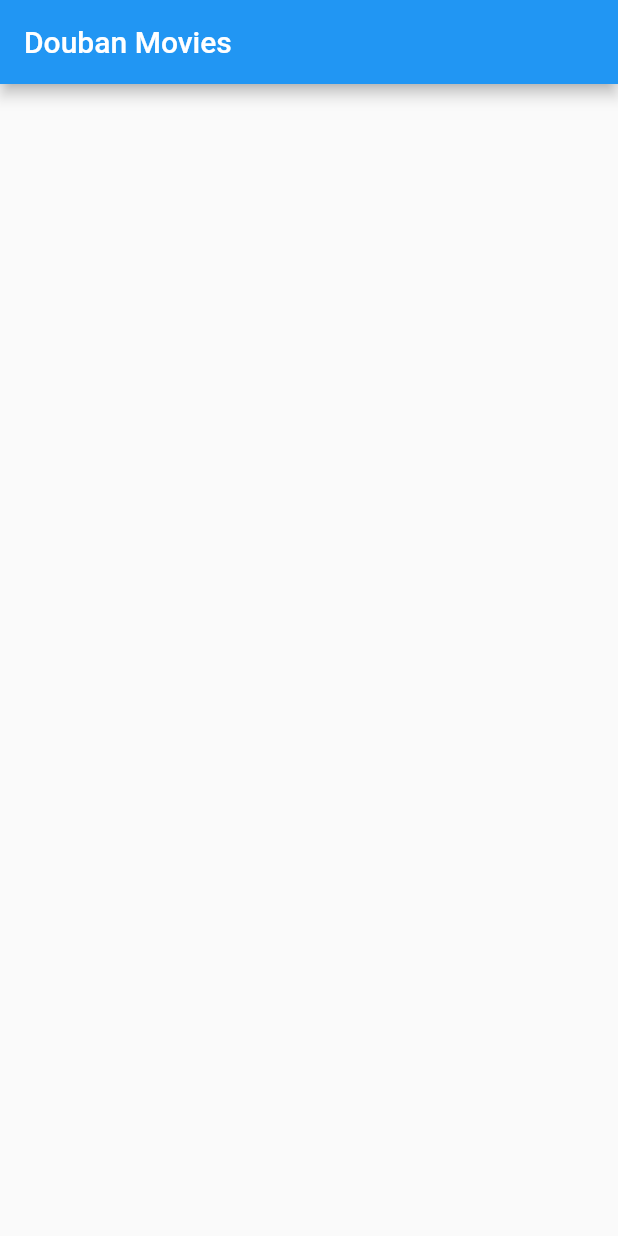
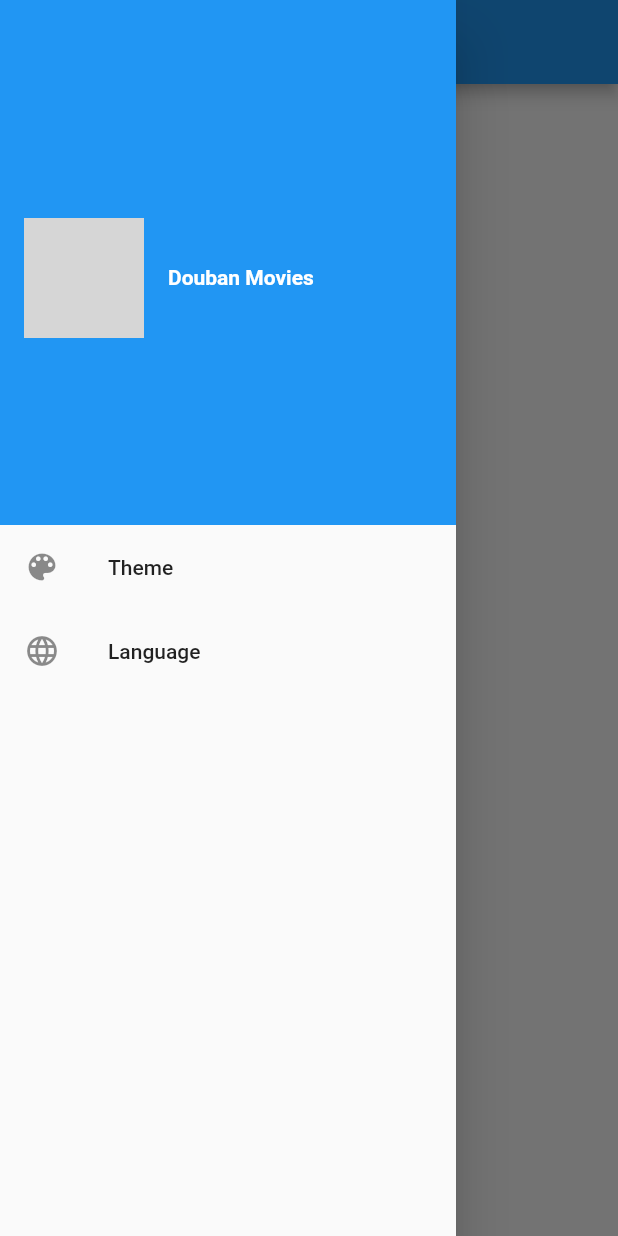
Before and after one commit to liminsheng/flutter_video, a Flutter app: the screen it shows after launch, with the side drawer open (before the commit the screen has no drawer), on a phone screen of 412 x 824 dp. Run offline on Flutter 3.47's test engine with Material 2 defaults, Android fonts, the phone set to English and light mode, and no system bars; our stand-ins replace cached_network_image, dio, shared_preferences; generated files the repository leaves out were written again; Roboto replaces fonts that are missing (ZhiMangXing); grey boxes are pictures that could not be loaded.

Commit message:
抽屉菜单、多语言多主题完成

```diff
--- a/l10n-arb/intl_messages.arb
+++ b/l10n-arb/intl_messages.arb
@@ -1,9 +1,27 @@
 {
-  "@@last_modified": "2020-11-27T15:28:52.380565",
+  "@@last_modified": "2020-11-27T18:17:54.856736",
   "title": "Douban Movies",
   "@title": {
     "description": "Title for the application",
     "type": "text",
     "placeholders": {}
+  },
+  "theme": "Theme",
+  "@theme": {
+    "description": "",
+    "type": "text",
+    "placeholders": {}
+  },
+  "language": "Language",
+  "@language": {
+    "description": "",
+    "type": "text",
+    "placeholders": {}
+  },
+  "auto": "Auto",
+  "@auto": {
+    "description": "",
+    "type": "text",
+    "placeholders": {}
   }
 }
--- a/lib/l10n/localization_intl.dart
+++ b/lib/l10n/localization_intl.dart
@@ -19,6 +19,12 @@ class MyLocalizations {
 
   String get title => Intl.message('Douban Movies',
       name: 'title', desc: 'Title for the application');
+
+  String get theme => Intl.message('Theme', name: 'theme', desc: '');
+
+  String get language => Intl.message('Language', name: 'language', desc: '');
+
+  String get auto => Intl.message('Auto', name: 'auto', desc: '');
 }
 
 class MyLocalizationsDelegate extends LocalizationsDelegate<MyLocalizations> {
--- a/lib/l10n/messages_messages.dart
+++ b/lib/l10n/messages_messages.dart
@@ -21,6 +21,9 @@ class MessageLookup extends MessageLookupByLibrary {
 
   final messages = _notInlinedMessages(_notInlinedMessages);
   static _notInlinedMessages(_) => <String, Function> {
+    "auto" : MessageLookupByLibrary.simpleMessage("Auto"),
+    "language" : MessageLookupByLibrary.simpleMessage("Language"),
+    "theme" : MessageLookupByLibrary.simpleMessage("Theme"),
     "title" : MessageLookupByLibrary.simpleMessage("Douban Movies")
   };
 }
--- a/lib/main.dart
+++ b/lib/main.dart
@@ -3,6 +3,8 @@ import 'package:flutter_localizations/flutter_localizations.dart';
 import 'package:flutter_video/common/global.dart';
 import 'package:flutter_video/l10n/localization_intl.dart';
 import 'package:flutter_video/routes/home_route.dart';
+import 'package:flutter_video/routes/language_route.dart';
+import 'package:flutter_video/routes/theme_change_route.dart';
 import 'package:flutter_video/states/locale_model.dart';
 import 'package:flutter_video/states/theme_model.dart';
 import 'package:provider/provider.dart';
@@ -53,6 +55,10 @@ class MyApp extends StatelessWidget {
               }
             },
             home: HomeRoute(),
+            routes: {
+              'themes': (context) => ThemeChangeRoute(),
+              'language': (context) => LanguageRoute(),
+            },
           );
         },
       ),
--- a/lib/routes/home_route.dart
+++ b/lib/routes/home_route.dart
@@ -1,13 +1,15 @@
 import 'package:flutter/material.dart';
 import 'package:flutter_video/l10n/localization_intl.dart';
+import 'package:flutter_video/widgets/my_drawer.dart';
 
 class HomeRoute extends StatelessWidget {
   @override
   Widget build(BuildContext context) {
     return Scaffold(
       appBar: AppBar(
-        title: Text((MyLocalizations.of(context).title)),
+        title: Text((MyLocalizations.of(context).title), style: TextStyle(fontFamily: 'ZhiMangXing'),),
       ),
+      drawer: MyDrawer(),
     );
   }
 }
--- /dev/null
+++ b/lib/widgets/my_drawer.dart
@@ -0,0 +1,60 @@
+import 'package:flutter/material.dart';
+import 'package:flutter_video/l10n/localization_intl.dart';
+
+class MyDrawer extends StatelessWidget {
+  @override
+  Widget build(BuildContext context) {
+    return Drawer(
+      child: MediaQuery.removePadding(
+          context: context,
+          removeTop: true,
+          child: Column(
+            crossAxisAlignment: CrossAxisAlignment.start,
+            children: [
+              _buildHeader(context),
+              Expanded(child: _buildMenus(context))
+            ],
+          )),
+    );
+  }
+
+  Widget _buildHeader(BuildContext context) {
+    return Container(
+      color: Theme.of(context).primaryColor,
+      padding: EdgeInsets.only(top: 40, bottom: 20),
+      height: 350,
+      child: Row(
+        children: [
+          Padding(
+            padding: EdgeInsets.symmetric(horizontal: 16),
+            child: ClipOval(
+              child: Image.asset('images/avatar-default.jpg', width: 80),
+            ),
+          ),
+          Text(
+            MyLocalizations.of(context).title,
+            style: TextStyle(fontWeight: FontWeight.bold, color: Colors.white),
+          )
+        ],
+      ),
+    );
+  }
+
+  Widget _buildMenus(BuildContext context) {
+    var gm = MyLocalizations.of(context);
+    return ListView(
+      children: [
+        ListTile(
+          leading: Icon(Icons.color_lens),
+          title: Text(gm.theme),
+          onTap: () => Navigator.pushNamed(context, 'themes'),
+        ),
+        ListTile(
+          leading: Icon(Icons.language),
+          title: Text(gm.language),
+          onTap: () => Navigator.pushNamed(context, 'language'),
+        ),
+      ],
+    );
+  }
+}
```
Also changed, not shown: l10n-arb/intl_zh_CN.arb (+24 -6 lines), lib/routes/language_route.dart (added, +44 -0 lines), lib/routes/theme_change_route.dart (added, +34 -0 lines), lib/widgets/gm_avatar.dart (added, +19 -0 lines), pubspec.yaml (+6 -6 lines), images/avatar-default.jpg (added), 1 other file.
